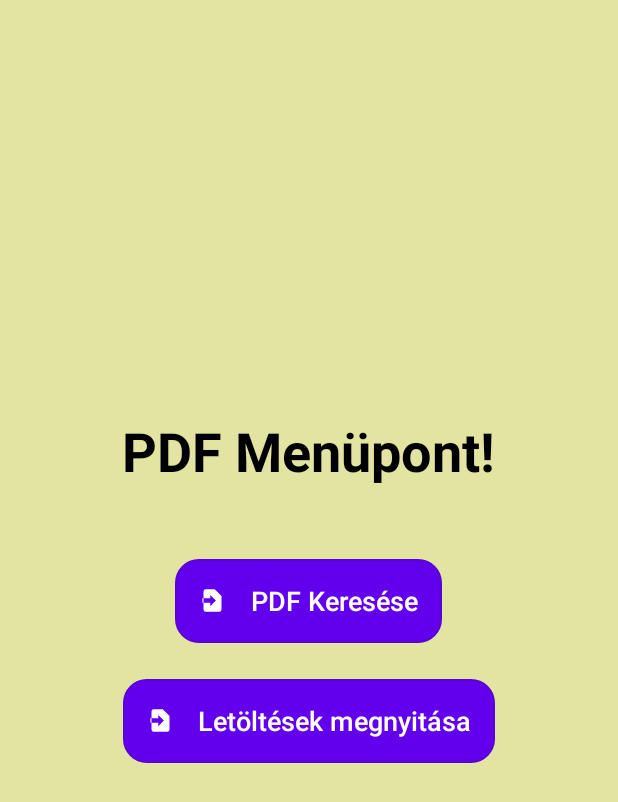
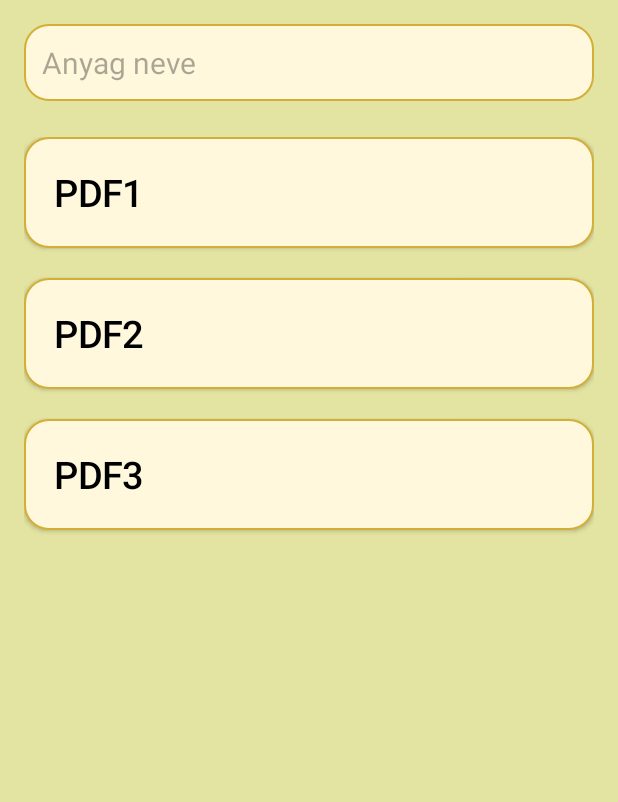
Before and after one commit to Markspooky/fontos_szakdoga, an Android app: the PDFOpen screen opened directly, with no data from a screen before it, after a tap on "PDF Keresése", on a phone screen of 412 x 824 dp. Shown: the top 802 px of the screen. Run offline under Robolectric (Android 15) with nearby library versions, the phone set to English and light mode, and no system bars; libraries missing offline, so code that uses them is left out: com.rajat.pdfviewer; plain views replace PdfRendererView; 2 statements that could not run were skipped.

```diff
--- a/app/src/main/AndroidManifest.xml
+++ b/app/src/main/AndroidManifest.xml
@@ -14,6 +14,9 @@
         android:supportsRtl="true"
         android:theme="@style/Theme.Szakdoga"
         tools:targetApi="27">
+        <activity
+            android:name=".SearchPDF"
+            android:exported="false" />
         <activity
             android:name=".PDFOpen"
             android:exported="false" />
--- a/app/src/main/java/com/example/szakdoga/PDFOpen.java
+++ b/app/src/main/java/com/example/szakdoga/PDFOpen.java
@@ -11,6 +11,7 @@ import android.os.Bundle;
 import android.provider.MediaStore;
 import android.provider.OpenableColumns;
 import android.util.Log;
+import android.view.View;
 import android.widget.Toast;
 
 import androidx.activity.EdgeToEdge;
@@ -39,15 +40,6 @@ import java.util.Map;
 public class PDFOpen extends AppCompatActivity {
 
     private PdfopenPageBinding binding;
-
-    private final List<String> pdfList = Arrays.asList(
-            "https://css4.pub/2015/usenix/example.pdf",
-            "https://research.nhm.org/pdfs/10840/10840.pdf",
-            "http://192.168.0.72:8001/pw.pdf",
-            "https://css4.pub/2017/newsletter/drylab.pdf",
-            "https://css4.pub/2015/textbook/somatosensory.pdf"
-    );
-
 
 
     //A letoltesek mappaban turkalo filekereso
@@ -118,20 +110,24 @@ public class PDFOpen extends AppCompatActivity {
             getSupportActionBar().setTitle("PDF Megjelenito");
         }
 
-        setupListeners();
+      setupListeners();
     }
 
 
     //TODO Dinamikus kereses funkcio megvalositasa random online pdf helyett
     private void setupListeners() {
-        binding.onlinePdf.setOnClickListener(v -> {
+        binding.searchPdf.setOnClickListener(v -> {
             setupPdfStatusListener();
-            launchPdfFromUrl(pdfList.get(3));
+            pdfSearch(v);
         });
 
         binding.pickPdfButton.setOnClickListener(v -> launchFilePicker());
     }
 
+    public void pdfSearch(View view) {
+        Intent intent = new Intent(PDFOpen.this, SearchPDF.class);
+        startActivity(intent);
+    }
 
     private void setupPdfStatusListener() {
         binding.pdfView.setStatusListener(new PdfRendererView.StatusCallBack() {
@@ -176,7 +172,7 @@ public class PDFOpen extends AppCompatActivity {
                 Log.i("PDF Nagyitas", "Belenagyitva: " + isZoomedIn + ", Meret: " + scale));
     }
 
-    private void launchPdfFromUrl(String url) {
+    private void launchPdfFromUrl(String url,String name) {
         Map<String, String> headerData = Collections.emptyMap(); // ha nincs szükséged headerre
 
         Toast.makeText(this, "PDF Megnyitasa: " + url, Toast.LENGTH_SHORT).show();
@@ -184,7 +180,7 @@ public class PDFOpen extends AppCompatActivity {
         startActivity(PdfViewerActivity.Companion.launchPdfFromUrl(
                 this,
                 url,
-                "PDF Kivalasztva: " + url,
+                name,
                 saveTo.ASK_EVERYTIME,
                 true,
                 true,
@@ -205,8 +201,7 @@ public class PDFOpen extends AppCompatActivity {
         startActivity(PdfViewerActivity.Companion.launchPdfFromPath(
                 this,
                 uri,
-                //TODO Kivalasztva + <filename>
-                "PDF Kivalasztva: " + name,
+                name,
                 saveTo.ASK_EVERYTIME,
                 false,
                 true,
--- /dev/null
+++ b/app/src/main/java/com/example/szakdoga/SearchPDF.java
@@ -0,0 +1,185 @@
+package com.example.szakdoga;
+
+import static android.content.Intent.FLAG_GRANT_WRITE_URI_PERMISSION;
+
+import android.annotation.SuppressLint;
+import android.content.Context;
+import android.content.Intent;
+import android.database.Cursor;
+import android.net.Uri;
+import android.os.Bundle;
+import android.provider.OpenableColumns;
+import android.text.Editable;
+import android.text.TextWatcher;
+import android.view.ViewGroup;
+import android.widget.Button;
+import android.widget.EditText;
+import android.widget.LinearLayout;
+import android.widget.Toast;
+import androidx.activity.EdgeToEdge;
+import androidx.activity.result.ActivityResultLauncher;
+import androidx.activity.result.contract.ActivityResultContracts;
+import androidx.appcompat.app.AppCompatActivity;
+import androidx.core.graphics.Insets;
+import androidx.core.view.ViewCompat;
+import androidx.core.view.WindowInsetsCompat;
+import com.rajat.pdfviewer.PdfViewerActivity;
+import com.rajat.pdfviewer.util.CacheStrategy;
+import com.rajat.pdfviewer.util.ToolbarTitleBehavior;
+import com.rajat.pdfviewer.util.saveTo;
+import java.io.File;
+import java.util.Arrays;
+import java.util.Collections;
+import java.util.List;
+import java.util.Map;
+
+
+
+public class SearchPDF extends AppCompatActivity {
+
+    EditText searchEditText;
+    LinearLayout resultContaier;
+
+    static class Asd {
+        String url,name;
+        Asd(String url,String name) {
+        this.url = url;
+        this.name = name;
+        }
+    }
+
+    List<Asd> allPdf;
+
+
+//    @SuppressLint("Range")
+//    private final ActivityResultLauncher<Intent> filePicker = registerForActivityResult(
+//            new ActivityResultContracts.StartActivityForResult(),
+//            result -> {
+//                if (result.getResultCode() == RESULT_OK && result.getData() != null) {
+//                    Uri uri = result.getData().getData();
+//                    assert uri != null;
+//                    String uriString = uri.toString();
+//                    File myFile = new File(uriString);
+//                    String path = myFile.getAbsolutePath();
+//                    String displayName = null;
+//                    try {
+//                        final int takeFlags = result.getData().getFlags()
+//                                & (Intent.FLAG_GRANT_READ_URI_PERMISSION | FLAG_GRANT_WRITE_URI_PERMISSION);
+//                        //A pdf megnyitas engedelyezese
+//                        getContentResolver().takePersistableUriPermission(uri, Intent.FLAG_GRANT_READ_URI_PERMISSION | FLAG_GRANT_WRITE_URI_PERMISSION);
+//                        if (uriString.startsWith("content://")) {
+//                            Cursor cursor = null;
+//                            try {
+//                                cursor = getActivity().getContentResolver().query(uri, null, null, null, null);
+//                                if (cursor != null && cursor.moveToFirst()) {
+//                                    displayName = cursor.getString(cursor.getColumnIndex(OpenableColumns.DISPLAY_NAME));
+//                                }
+//                            } finally {
+//                                assert cursor != null;
+//                                cursor.close();
+//                            }
+//                        } else if (uriString.startsWith("file://")) {
+//                            displayName = myFile.getName();
+//                        }
+//                    } catch (SecurityException e) {
+//                        e.printStackTrace();
+//                        Toast.makeText(this, "Engedély nem sikerült!", Toast.LENGTH_SHORT).show();
+//                    }
+//                    launchPdfFromUrl(uri.toString(),displayName );
+//                }
+//            }
+//    );
+
+    private Context getActivity() {
+        return this;
+    }
+
+
+    @Override
+    protected void onCreate(Bundle savedInstanceState) {
+        super.onCreate(savedInstanceState);
+
+        EdgeToEdge.enable(this);
+        setContentView(R.layout.activity_logged_in);
+        ViewCompat.setOnApplyWindowInsetsListener(findViewById(R.id.main), (v, insets) -> {
+            Insets systemBars = insets.getInsets(WindowInsetsCompat.Type.systemBars());
+            v.setPadding(systemBars.left, systemBars.top, systemBars.right, systemBars.bottom);
+            return insets;
+        });
+
+        searchEditText = findViewById(R.id.searchEditText);
+        resultContaier = findViewById(R.id.resultContainer);
+
+        allPdf = Arrays.asList(
+                new Asd("https://morth.nic.in/sites/default/files/dd12-13_0.pdf","pdf1"),
+                new Asd("https://morth.nic.in/sites/default/files/dd12-13_0.pdf","pdf2"),
+                new Asd("https://morth.nic.in/sites/default/files/dd12-13_0.pdf","pdf3")
+        );
+
+        updateResults("");
+
+
+        searchEditText.addTextChangedListener(new TextWatcher() {
+            @Override
+            public void beforeTextChanged(CharSequence s, int start, int count, int after) {}
+
+            @Override
+            public void onTextChanged(CharSequence s, int start, int before, int count) {}
+
+            @Override
+            public void afterTextChanged(Editable s) {
+                updateResults(s.toString());
+            }
+
+        });
+
+    }
+
+    private void launchPdfFromUrl(String url,String name) {
+        Map<String, String> headerData = Collections.emptyMap();
+
+        Toast.makeText(this, "PDF Megnyitasa: " + url, Toast.LENGTH_SHORT).show();
+
+        startActivity(PdfViewerActivity.Companion.launchPdfFromUrl(
+                this,
+                url,
+                name,
+                saveTo.ASK_EVERYTIME,
+                true,
+                true,
+                headerData,
+                ToolbarTitleBehavior.SINGLE_LINE_SCROLLABLE,
+                CacheStrategy.MAXIMIZE_PERFORMANCE
+        ));
+    }
+
+    @SuppressLint("SetTextI18n")
+    private void updateResults(String query) {
+        resultContaier.removeAllViews();
+
+        for(Asd asd : allPdf) {
+            if (asd.name.toLowerCase().contains(query.toLowerCase())) {
+                Button btn = new Button(this);
+                btn.setText(asd.name);
+                btn.setPadding(30,30,30,30);
+                LinearLayout.LayoutParams vau = new LinearLayout.LayoutParams(
+                        ViewGroup.LayoutParams.MATCH_PARENT,
+                        ViewGroup.LayoutParams.WRAP_CONTENT
+                );
+                btn.setTextSize(25);
+                btn.setBackgroundResource(R.drawable.rounded_edittext);
+                btn.setTextAlignment(ViewGroup.TEXT_ALIGNMENT_VIEW_START);
+                btn.setTextColor(android.graphics.Color.BLACK);
+                btn.setElevation(1);
+                vau.setMargins(0,0,0,30);
+                btn.setLayoutParams(vau);
+
+                resultContaier.addView(btn);
+
+                btn.setOnClickListener(v -> launchPdfFromUrl(asd.url, "asd"));
+            }
+        }
+    }
+
+
+}
--- a/app/src/main/res/layout/activity_main.xml
+++ b/app/src/main/res/layout/activity_main.xml
@@ -33,7 +33,7 @@
         <com.google.android.material.button.MaterialButton
             android:id="@+id/belepes"
             android:onClick="loggingIn"
-            android:text="Belépés"
+            android:text="Cérna keresése"
             android:layout_width="wrap_content"
             android:layout_height="wrap_content"
             android:layout_marginBottom="24dp"
--- a/app/src/main/res/layout/pdfopen_page.xml
+++ b/app/src/main/res/layout/pdfopen_page.xml
@@ -32,9 +32,10 @@
 
     <!-- Buttons Section -->
         <com.google.android.material.button.MaterialButton
-            android:id="@+id/onlinePdf"
+            android:id="@+id/searchPdf"
             android:layout_width="wrap_content"
             android:layout_height="wrap_content"
+            android:onClick="pdfSearch"
             android:layout_marginBottom="24dp"
             android:minHeight="56dp"
             android:paddingVertical="12dp"
@@ -57,7 +58,7 @@
 
         <com.google.android.material.button.MaterialButton
             android:id="@+id/pickPdfButton"
-            app:layout_constraintTop_toBottomOf="@id/onlinePdf"
+            app:layout_constraintTop_toBottomOf="@id/searchPdf"
             android:layout_width="wrap_content"
             android:layout_height="wrap_content"
             android:layout_marginBottom="24dp"
@@ -78,7 +79,8 @@
             app:iconTint="@android:color/white"
             app:iconPadding="16dp"
             style="@style/Widget.MaterialComponents.Button.OutlinedButton"
-            app:layout_constraintWidth_percent="0.8"/>
+            app:layout_constraintWidth_percent="0.8"
+            tools:ignore="OnClick" />
 
 
         <!-- PDF Viewer Section -->
@@ -88,7 +90,7 @@
             android:layout_height="0dp"
             app:pdfView_showDivider="true"
             app:pdfView_enableZoom="true"
-            app:layout_constraintTop_toBottomOf="@id/onlinePdf"
+            app:layout_constraintTop_toBottomOf="@id/searchPdf"
             app:layout_constraintStart_toStartOf="parent"
             app:layout_constraintEnd_toEndOf="parent"
             app:layout_constraintBottom_toBottomOf="parent"
```
Also changed, not shown: app/src/main/res/layout/activity_search_pdf.xml (added, +49 -0 lines).
